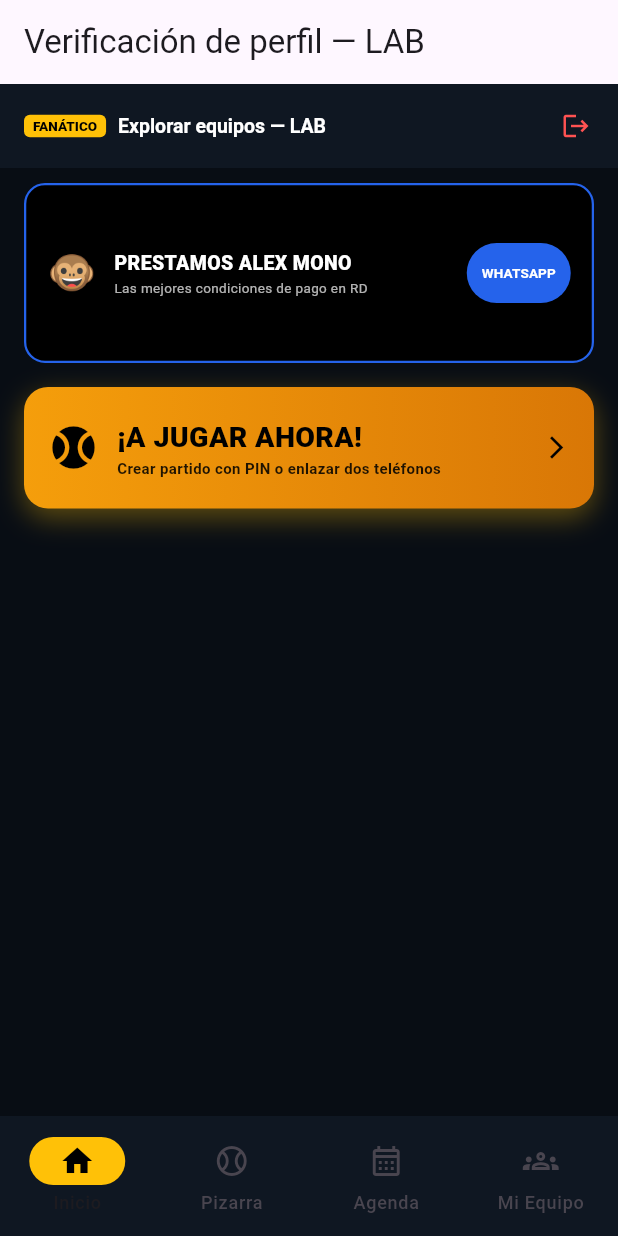
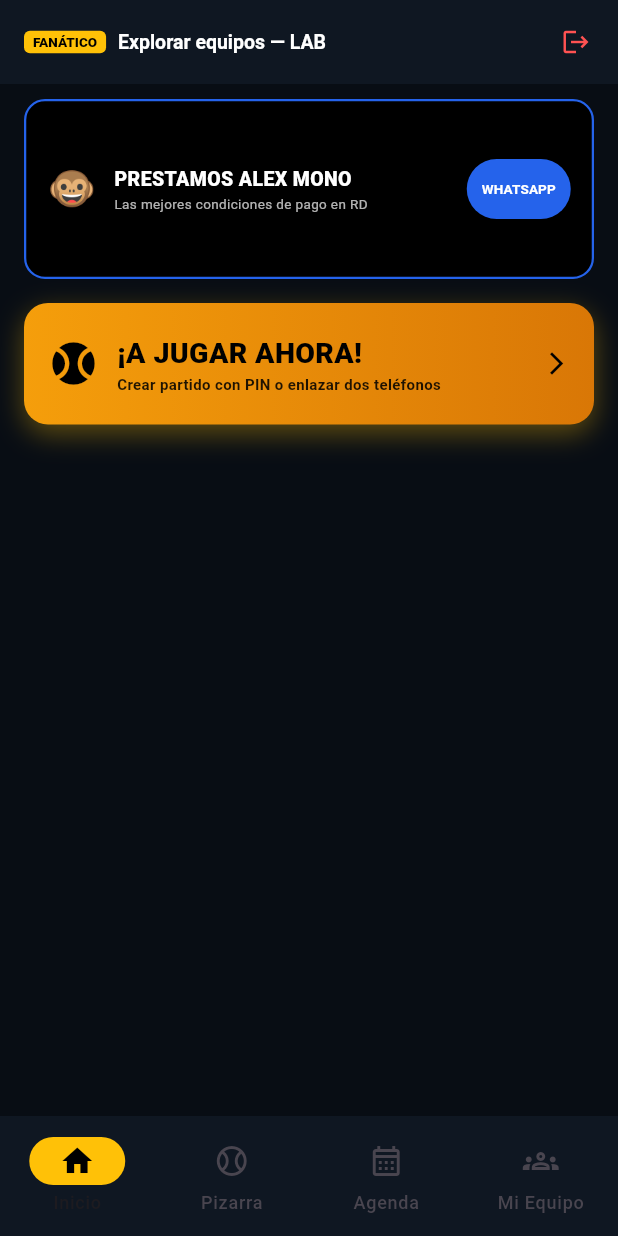
Before and after one commit to cuevas5406/softball-world-lineup, a Flutter app: the AuthTestGate screen opened directly, on a phone screen of 412 x 824 dp. Run offline on Flutter 3.47's test engine with Material 3 defaults, Android fonts, the phone set to English and light mode, and no system bars; our stand-ins replace supabase_flutter; accounts and stored records are empty.

Commit message:
Update main.dart

```diff
--- a/lib/main.dart
+++ b/lib/main.dart
@@ -142,7 +142,7 @@ class _AuthTestGateState extends State<AuthTestGate> {
     final user = _session?.user;
     if (user != null) {
       return Scaffold(
-        appBar: AppBar(title: const Text('Verificación de perfil — LAB')),
+       appBar: null,
         body: SafeArea(child: FutureBuilder<Map<String, dynamic>?>(
           future: _profileLookup,
           builder: (context, snapshot) {
```
